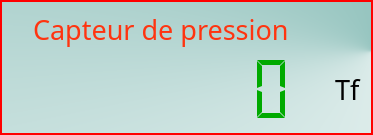
The window that napiLCD/pressurewidget.ui (levanhong05/NapiEmbedded) describes before a commit, drawn with Qt 5.
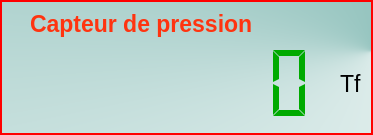
The same window after the commit. Icons and pictures are not drawn.

Diff of the .ui file:
```diff
--- a/napiLCD/pressurewidget.ui
+++ b/napiLCD/pressurewidget.ui
@@ -21,8 +21,7 @@
 }
 
 QWidget {
-font-family: &quot;FixedSystem Regular&quot;,Fixedsys;
-font-size: 20pt;
+font-size: 17pt;
 border: none;
 background-color:none;
 }</string>
@@ -53,8 +52,9 @@
        </property>
        <property name="font">
         <font>
-         <family>FixedSystem Regular,Fixedsys</family>
-         <pointsize>20</pointsize>
+         <pointsize>17</pointsize>
+         <weight>75</weight>
+         <bold>true</bold>
         </font>
        </property>
        <property name="styleSheet">
@@ -189,8 +189,7 @@
       <widget class="QLabel" name="lblUnit">
        <property name="font">
         <font>
-         <family>FixedSystem Regular,Fixedsys</family>
-         <pointsize>20</pointsize>
+         <pointsize>17</pointsize>
         </font>
        </property>
        <property name="text">
```
